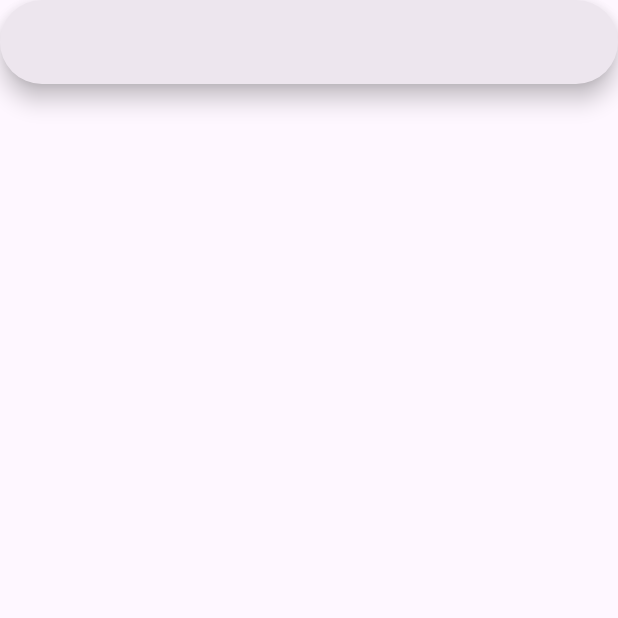
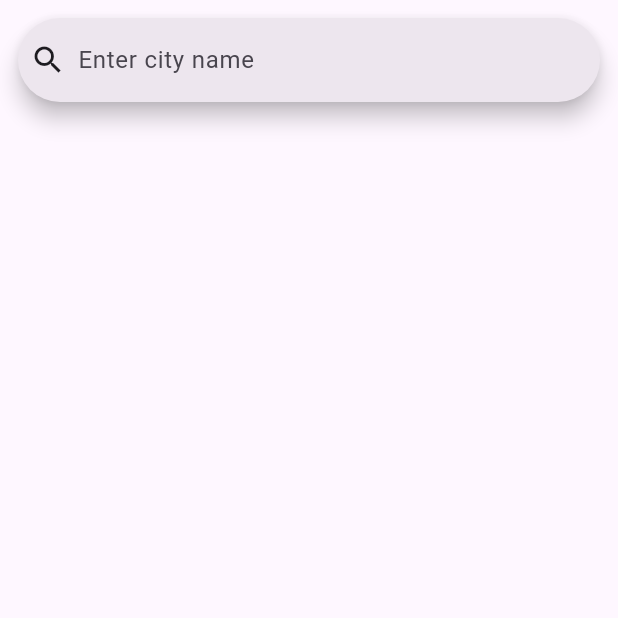
Before and after one commit to Osas-Solo/WeatherApp, a Flutter app: the screen it shows after launch, on a phone screen of 412 x 824 dp, the top half of it. Run offline on Flutter 3.47's test engine with Material 3 defaults, Android fonts, the phone set to English and light mode, and no system bars.

```diff
--- a/weather_app/lib/Screens/WeatherScreen.dart
+++ b/weather_app/lib/Screens/WeatherScreen.dart
@@ -1,4 +1,6 @@
 import 'package:flutter/material.dart';
+
+import '../Constants/strings.dart';
 
 class WeatherScreen extends StatefulWidget {
   const WeatherScreen({super.key});
@@ -14,10 +16,13 @@ class _WeatherScreenState extends State<WeatherScreen> {
   Widget build(BuildContext context) {
     return Scaffold(
       body: Container(
+        padding: EdgeInsets.all(12.0),
         child: ListView(
           children: [
             SearchBar(
               controller: _cityController,
+              hintText: Strings.enterCityName,
+              leading: const Icon(Icons.search),
             ),
           ],
         ),
--- a/weather_app/lib/main.dart
+++ b/weather_app/lib/main.dart
@@ -14,23 +14,13 @@ class MyApp extends StatelessWidget {
   Widget build(BuildContext context) {
     return MaterialApp(
       title: 'Weather App',
+      debugShowCheckedModeBanner: false,
       theme: ThemeData(
-        // This is the theme of your application.
-        //
-        // TRY THIS: Try running your application with "flutter run". You'll see
-        // the application has a purple toolbar. Then, without quitting the app,
-        // try changing the seedColor in the colorScheme below to Colors.green
-        // and then invoke "hot reload" (save your changes or press the "hot
-        // reload" button in a Flutter-supported IDE, or press "r" if you used
-        // the command line to start the app).
-        //
-        // Notice that the counter didn't reset back to zero; the application
-        // state is not lost during the reload. To reset the state, use hot
-        // restart instead.
-        //
-        // This works for code too, not just values: Most code changes can be
-        // tested with just a hot reload.
-        colorScheme: ColorScheme.fromSeed(seedColor: Colors.deepPurple),
+        colorScheme: ColorScheme.fromSeed(seedColor: Colors.deepPurple, brightness: Brightness.light,),
+        useMaterial3: true,
+      ),
+      darkTheme: ThemeData(
+        colorScheme: ColorScheme.fromSeed(seedColor: Colors.deepPurple, brightness: Brightness.dark,),
         useMaterial3: true,
       ),
       home: WeatherScreen(),
```
